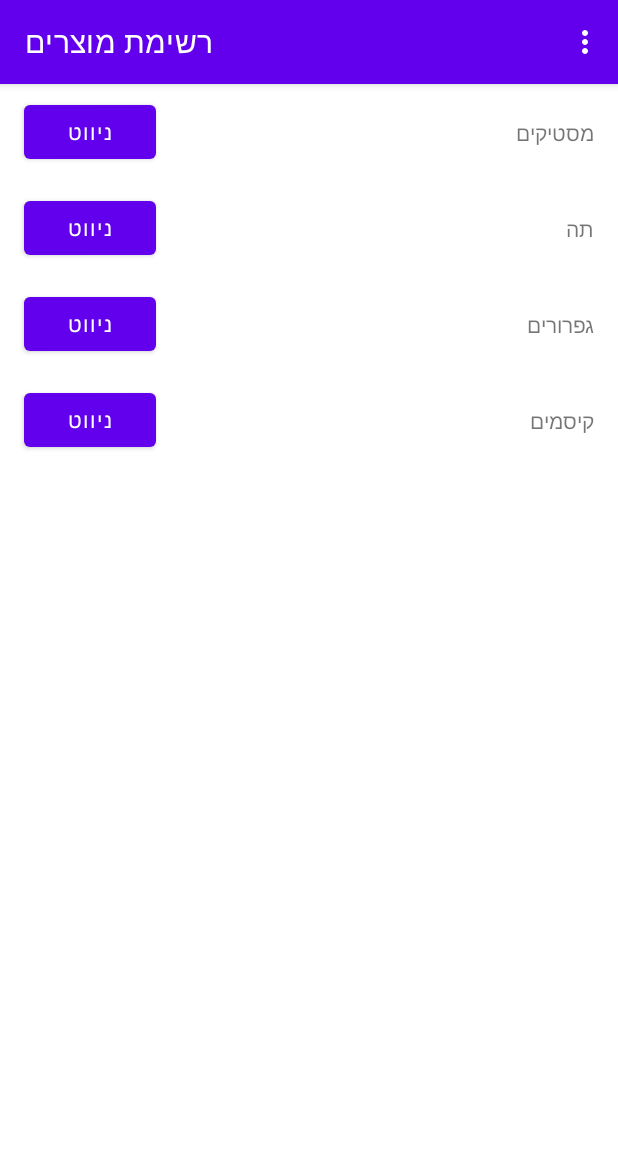
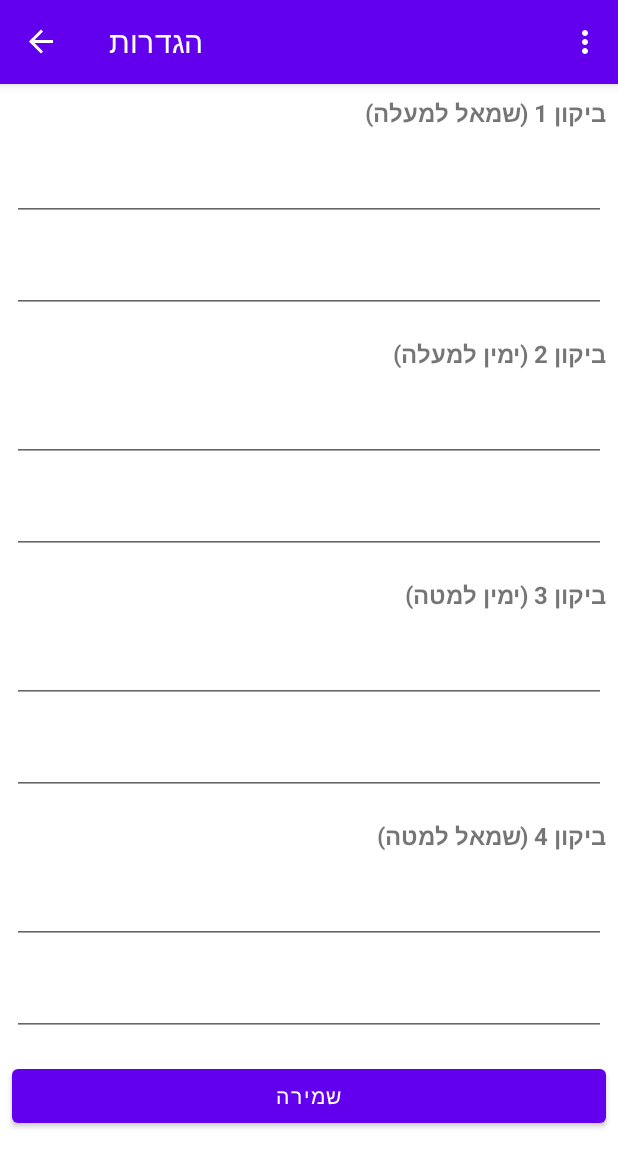
Before and after one commit to novaross/gutefind-android-app, an Android app: the screen it shows after launch (MainActivity), in the options menu, after a tap on "Settings", on a phone screen of 412 x 824 dp. Shown: the top 1167 px of the screen. Run offline under Robolectric (Android 15) with nearby library versions, the phone set to English and light mode, and no system bars; our stand-ins replace navigation-ui; libraries missing offline, so code that uses them is left out: com.nexenio.bleindoorpositioning, com.polidea.rxandroidble, com.tencent.mmkv, org.slf4j; 22 statements that could not run were skipped.

Commit message:
add settings screen to save beacon locations

```diff
--- a/app/build.gradle
+++ b/app/build.gradle
@@ -41,6 +41,9 @@ dependencies {
     implementation 'androidx.constraintlayout:constraintlayout:2.1.4'
     implementation 'androidx.navigation:navigation-fragment:2.5.3'
     implementation 'androidx.navigation:navigation-ui:2.5.3'
+
+    // https://github.com/Tencent/MMKV
+    implementation 'com.tencent:mmkv:1.2.15'
     testImplementation 'junit:junit:4.13.2'
     androidTestImplementation 'androidx.test.ext:junit:1.1.5'
     androidTestImplementation 'androidx.test.espresso:espresso-core:3.5.1'
--- a/app/src/main/java/com/gutefind/mobile/ui/MainActivity.java
+++ b/app/src/main/java/com/gutefind/mobile/ui/MainActivity.java
@@ -5,7 +5,6 @@ import android.bluetooth.BluetoothAdapter;
 import android.content.Intent;
 import android.os.Build;
 import android.os.Bundle;
-import android.util.Log;
 import android.view.Menu;
 import android.view.MenuItem;
 
@@ -20,6 +19,7 @@ import androidx.navigation.ui.NavigationUI;
 import com.gutefind.mobile.R;
 import com.gutefind.mobile.databinding.ActivityMainBinding;
 import com.gutefind.mobile.location.BluetoothClient;
+import com.tencent.mmkv.MMKV;
 
 import org.slf4j.Logger;
 import org.slf4j.LoggerFactory;
@@ -32,16 +32,21 @@ public class MainActivity extends AppCompatActivity {
     private AppBarConfiguration appBarConfiguration;
     private ActivityMainBinding binding;
 
+    private NavController navController;
+
     @Override
     protected void onCreate(Bundle savedInstanceState) {
         super.onCreate(savedInstanceState);
+
+        // Setup MMKV on App startup
+        MMKV.initialize(this);
 
         binding = ActivityMainBinding.inflate(getLayoutInflater());
         setContentView(binding.getRoot());
 
         setSupportActionBar(binding.toolbar);
 
-        NavController navController = Navigation.findNavController(this, R.id.nav_host_fragment_content_main);
+        navController = Navigation.findNavController(this, R.id.nav_host_fragment_content_main);
         appBarConfiguration = new AppBarConfiguration.Builder(navController.getGraph()).build();
         NavigationUI.setupActionBarWithNavController(this, navController, appBarConfiguration);
 
@@ -65,6 +70,7 @@ public class MainActivity extends AppCompatActivity {
 
         //noinspection SimplifiableIfStatement
         if (id == R.id.action_settings) {
+            navController.navigate(R.id.FragmentSettings);
             return true;
         }
 
--- a/app/src/main/java/com/gutefind/mobile/ui/map/FragmentMapView.java
+++ b/app/src/main/java/com/gutefind/mobile/ui/map/FragmentMapView.java
@@ -20,7 +20,7 @@ import org.slf4j.LoggerFactory;
 
 public class FragmentMapView extends Fragment implements FragmentMapViewInt {
 
-    private Logger log = LoggerFactory.getLogger(FragmentMapView.class);
+    private final Logger log = LoggerFactory.getLogger(FragmentMapView.class);
     private CanvasView canvasView;
 
 
--- a/app/src/main/java/com/gutefind/mobile/ui/products/FragmentProductList.java
+++ b/app/src/main/java/com/gutefind/mobile/ui/products/FragmentProductList.java
@@ -22,7 +22,7 @@ import java.util.List;
 
 public class FragmentProductList extends Fragment {
 
-    private Logger log = LoggerFactory.getLogger(FragmentProductList.class);
+    private final Logger log = LoggerFactory.getLogger(FragmentProductList.class);
 
     private FragmentProductListBinding binding;
 
--- a/app/src/main/java/com/gutefind/mobile/ui/products/ProductListAdapter.java
+++ b/app/src/main/java/com/gutefind/mobile/ui/products/ProductListAdapter.java
@@ -66,6 +66,8 @@ public class ProductListAdapter extends RecyclerView.Adapter<ProductListAdapter.
         navigateButton.setOnClickListener(new View.OnClickListener() {
             @Override
             public void onClick(View view) {
+                // below is an example of a more elegant way to pass information to the target fragment
+                // https://stackoverflow.com/questions/59452243/android-navigation-component-pass-value-arguments-in-fragments
                 // use holder.getAdapterPosition() instead of position when not using immediately
                 int productId = productList.get(holder.getAdapterPosition()).getId();
                 // prepare navigation action with the product id
--- /dev/null
+++ b/app/src/main/java/com/gutefind/mobile/ui/settings/FragmentSettings.java
@@ -0,0 +1,89 @@
+package com.gutefind.mobile.ui.settings;
+
+import android.os.Bundle;
+import android.view.LayoutInflater;
+import android.view.View;
+import android.view.ViewGroup;
+
+import androidx.annotation.NonNull;
+import androidx.fragment.app.Fragment;
+
+import com.gutefind.mobile.databinding.FragmentSettingsBinding;
+import com.tencent.mmkv.MMKV;
+
+import org.slf4j.Logger;
+import org.slf4j.LoggerFactory;
+
+public class FragmentSettings extends Fragment {
+
+    private final Logger log = LoggerFactory.getLogger(FragmentSettings.class);
+
+    private FragmentSettingsBinding binding;
+
+    @Override
+    public View onCreateView(LayoutInflater inflater, ViewGroup container, Bundle savedInstanceState) {
+        binding = FragmentSettingsBinding.inflate(inflater, container, false);
+        binding.btnSave.setOnClickListener(new View.OnClickListener() {
+            @Override
+            public void onClick(View view) {
+                saveAllFields();
+            }
+        });
+        return binding.getRoot();
+    }
+
+    public void onViewCreated(@NonNull View view, Bundle savedInstanceState) {
+        super.onViewCreated(view, savedInstanceState);
+        loadValuesFromSettings();
+    }
+
+    private void loadValuesFromSettings() {
+        MMKV kv = MMKV.defaultMMKV();
+
+        binding.txtBeaconTopLeftLat.setText(Double.toString(kv.decodeDouble("BEACON_TOP_LEFT_LAT")));
+        binding.txtBeaconTopLeftLng.setText(Double.toString(kv.decodeDouble("BEACON_TOP_LEFT_LNG")));
+
+        binding.txtBeaconTopRightLat.setText(Double.toString(kv.decodeDouble("BEACON_TOP_RIGHT_LAT")));
+        binding.txtBeaconTopRightLng.setText(Double.toString(kv.decodeDouble("BEACON_TOP_RIGHT_LNG")));
+
+        binding.txtBeaconBottomRightLat.setText(Double.toString(kv.decodeDouble("BEACON_BOTTOM_RIGHT_LAT")));
+        binding.txtBeaconBottomRightLng.setText(Double.toString(kv.decodeDouble("BEACON_BOTTOM_RIGHT_LNG")));
+
+        binding.txtBeaconBottomLeftLat.setText(Double.toString(kv.decodeDouble("BEACON_BOTTOM_LEFT_LAT")));
+        binding.txtBeaconBottomLeftLng.setText(Double.toString(kv.decodeDouble("BEACON_BOTTOM_LEFT_LNG")));
+
+    }
+
+    private void saveAllFields() {
+        MMKV kv = MMKV.defaultMMKV();
+
+        kv.encode("BEACON_TOP_LEFT_LAT", getDouble(binding.txtBeaconTopLeftLat.getText().toString()));
+        kv.encode("BEACON_TOP_LEFT_LNG", getDouble(binding.txtBeaconTopLeftLng.getText().toString()));
+
+        kv.encode("BEACON_TOP_RIGHT_LAT", getDouble(binding.txtBeaconTopRightLat.getText().toString()));
+        kv.encode("BEACON_TOP_RIGHT_LNG", getDouble(binding.txtBeaconTopRightLng.getText().toString()));
+
+        kv.encode("BEACON_BOTTOM_RIGHT_LAT", getDouble(binding.txtBeaconBottomRightLat.getText().toString()));
+        kv.encode("BEACON_BOTTOM_RIGHT_LNG", getDouble(binding.txtBeaconBottomRightLng.getText().toString()));
+
+        kv.encode("BEACON_BOTTOM_LEFT_LAT", getDouble(binding.txtBeaconBottomLeftLat.getText().toString()));
+        kv.encode("BEACON_BOTTOM_LEFT_LNG", getDouble(binding.txtBeaconBottomLeftLng.getText().toString()));
+    }
+
+    private double getDouble(String text) {
+        try {
+            log.debug("trying to convert text {} to double", text);
+            return Double.parseDouble(text);
+        } catch (Exception e) {
+            log.error("Error converting string {} to double", text, e);
+            return 0d;
+        }
+    }
+
+    @Override
+    public void onDestroyView() {
+        super.onDestroyView();
+        binding = null;
+    }
+
+}
--- /dev/null
+++ b/app/src/main/res/layout/fragment_settings.xml
@@ -0,0 +1,130 @@
+<?xml version="1.0" encoding="utf-8"?>
+<androidx.constraintlayout.widget.ConstraintLayout xmlns:android="http://schemas.android.com/apk/res/android"
+    xmlns:app="http://schemas.android.com/apk/res-auto"
+    xmlns:tools="http://schemas.android.com/tools"
+    android:layout_width="match_parent"
+    android:layout_height="match_parent"
+    tools:context=".ui.settings.FragmentSettings">
+
+    <ScrollView
+        android:layout_width="match_parent"
+        android:layout_height="match_parent"
+        tools:layout_editor_absoluteX="8dp"
+        tools:layout_editor_absoluteY="8dp">
+
+        <LinearLayout
+            android:layout_width="match_parent"
+            android:layout_height="wrap_content"
+            android:orientation="vertical">
+
+            <TextView
+                android:id="@+id/lblBeaconTopLeft"
+                android:layout_width="match_parent"
+                android:layout_height="wrap_content"
+                android:layout_margin="8dp"
+                android:text="ביקון 1 (שמאל למעלה)"
+                android:textSize="16sp"
+                android:textStyle="bold" />
+
+            <EditText
+                android:id="@+id/txtBeaconTopLeftLat"
+                android:layout_width="match_parent"
+                android:layout_height="wrap_content"
+                android:layout_margin="8dp"
+                android:ems="10"
+                android:inputType="numberDecimal" />
+
+            <EditText
+                android:id="@+id/txtBeaconTopLeftLng"
+                android:layout_width="match_parent"
+                android:layout_height="wrap_content"
+                android:layout_margin="8dp"
+                android:ems="10"
+                android:inputType="numberDecimal" />
+
+            <TextView
+                android:id="@+id/lblBeaconTopRight"
+                android:layout_width="match_parent"
+                android:layout_height="wrap_content"
+                android:layout_margin="8dp"
+                android:text="ביקון 2 (ימין למעלה)"
+                android:textSize="16sp"
+                android:textStyle="bold" />
+
+            <EditText
+                android:id="@+id/txtBeaconTopRightLat"
+                android:layout_width="match_parent"
+                android:layout_height="wrap_content"
+                android:layout_margin="8dp"
+                android:ems="10"
+                android:inputType="numberDecimal" />
+
+            <EditText
+                android:id="@+id/txtBeaconTopRightLng"
+                android:layout_width="match_parent"
+                android:layout_height="wrap_content"
+                android:layout_margin="8dp"
+                android:ems="10"
+                android:inputType="numberDecimal" />
+
+            <TextView
+                android:id="@+id/lblBeaconBottomRight"
+                android:layout_width="match_parent"
+                android:layout_height="wrap_content"
+                android:layout_margin="8dp"
+                android:text="ביקון 3 (ימין למטה)"
+                android:textSize="16sp"
+                android:textStyle="bold" />
+
+            <EditText
+                android:id="@+id/txtBeaconBottomRightLat"
+                android:layout_width="match_parent"
+                android:layout_height="wrap_content"
+                android:layout_margin="8dp"
+                android:ems="10"
+                android:inputType="numberDecimal" />
+
+            <EditText
+                android:id="@+id/txtBeaconBottomRightLng"
+                android:layout_width="match_parent"
+                android:layout_height="wrap_content"
+                android:layout_margin="8dp"
+                android:ems="10"
+                android:inputType="numberDecimal" />
+
+            <TextView
+                android:id="@+id/lblBeaconBottomLeft"
+                android:layout_width="match_parent"
+                android:layout_height="wrap_content"
+                android:layout_margin="8dp"
+                android:text="ביקון 4 (שמאל למטה)"
+                android:textSize="16sp"
+                android:textStyle="bold" />
+
+            <EditText
+                android:id="@+id/txtBeaconBottomLeftLat"
+                android:layout_width="match_parent"
+                android:layout_height="wrap_content"
+                android:layout_margin="8dp"
+                android:ems="10"
+                android:inputType="numberDecimal" />
+
+            <EditText
+                android:id="@+id/txtBeaconBottomLeftLng"
+                android:layout_width="match_parent"
+                android:layout_height="wrap_content"
+                android:layout_margin="8dp"
+                android:ems="10"
+                android:inputType="numberDecimal" />
+
+            <Button
+                android:id="@+id/btnSave"
+                android:layout_width="match_parent"
+                android:layout_height="wrap_content"
+                android:layout_margin="8dp"
+                android:text="שמירה" />
+
+        </LinearLayout>
+    </ScrollView>
+
+</androidx.constraintlayout.widget.ConstraintLayout>
--- a/app/src/main/res/navigation/nav_graph.xml
+++ b/app/src/main/res/navigation/nav_graph.xml
@@ -15,6 +15,7 @@
             android:id="@+id/actionStartNavigation"
             app:destination="@id/FragmentMapView" />
     </fragment>
+
     <fragment
         android:id="@+id/FragmentMapView"
         android:name="com.gutefind.mobile.ui.map.FragmentMapView"
@@ -28,4 +29,13 @@
             android:name="productId"
             app:argType="integer" />
     </fragment>
+
+    <fragment
+        android:id="@+id/FragmentSettings"
+        android:name="com.gutefind.mobile.ui.settings.FragmentSettings"
+        android:label="@string/fragment_settings_label"
+        tools:layout="@layout/fragment_settings">
+
+    </fragment>
+
 </navigation>
--- a/app/src/main/res/values/strings.xml
+++ b/app/src/main/res/values/strings.xml
@@ -4,6 +4,7 @@
     <!-- Strings used for fragments for navigation -->
     <string name="product_list_fragment_label">רשימת מוצרים</string>
     <string name="map_fragment_label_label">ניווט</string>
+    <string name="fragment_settings_label">הגדרות</string>
     <string name="next">Next</string>
     <string name="previous">Previous</string>
 
```
Also changed, not shown: app/src/main/res/drawable/logo_orig.png (added).
